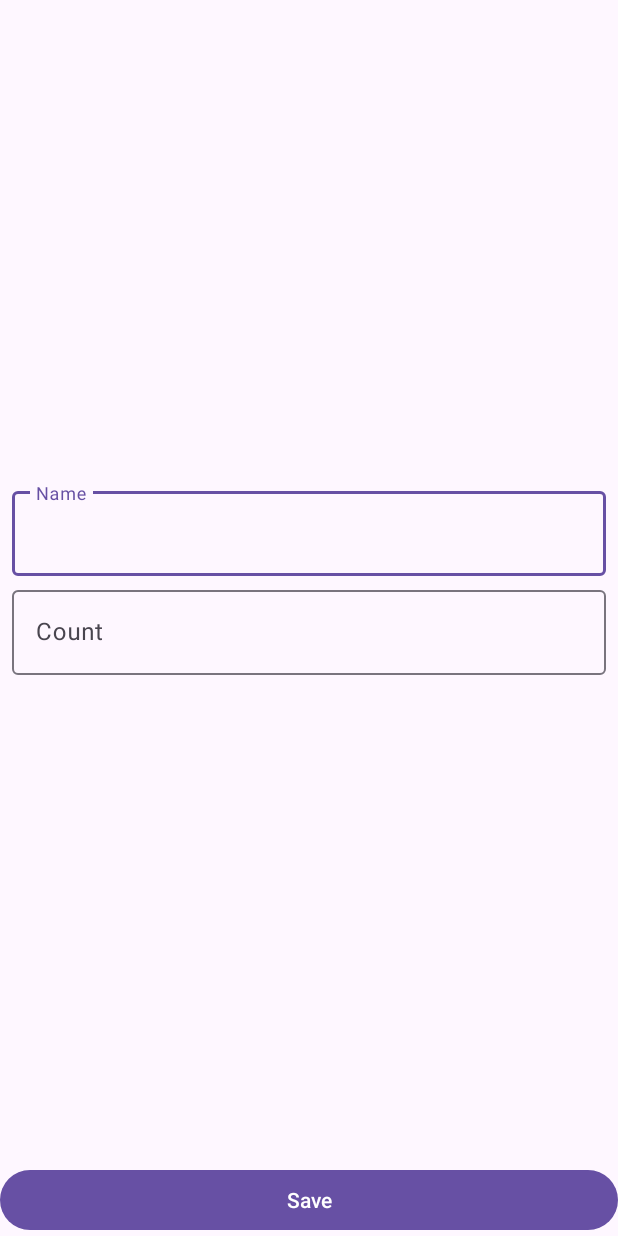
After one commit to psyrut1983/ShopList, an Android app: the ShopItemActivity screen opened directly, with no data from a screen before it, on a phone screen of 412 x 824 dp. The commit adds this screen. Run offline under Robolectric (Android 15) with nearby library versions, the phone set to English and light mode, and no system bars.

Commit message:
ShopItemViewModel

```diff
--- a/app/src/main/AndroidManifest.xml
+++ b/app/src/main/AndroidManifest.xml
@@ -13,6 +13,9 @@
         android:theme="@style/Theme.ShopList"
         tools:targetApi="31">
         <activity
+            android:name=".presentation.ShopItemActivity"
+            android:windowSoftInputMode="adjustResize" />
+        <activity
             android:name=".presentation.MainActivity"
             android:exported="true">
             <intent-filter>
--- a/app/src/main/java/com/example/shoplist/presentation/MainActivity.kt
+++ b/app/src/main/java/com/example/shoplist/presentation/MainActivity.kt
@@ -23,7 +23,7 @@ class MainActivity : AppCompatActivity() {
         setupRecyclerView()
         viewModel = ViewModelProvider(this)[MainViewModel::class.java]
         viewModel.shopList.observe(this) {
-            shopListAdapter.shopList = it
+            shopListAdapter.submitList(it)
         }
 
 
@@ -69,7 +69,7 @@ class MainActivity : AppCompatActivity() {
             }
 
             override fun onSwiped(viewHolder: RecyclerView.ViewHolder, direction: Int) {
-                val item = shopListAdapter.shopList[viewHolder.adapterPosition]
+                val item = shopListAdapter.currentList[viewHolder.adapterPosition]
                 viewModel.deleteShopItem(item)
             }
 
--- /dev/null
+++ b/app/src/main/java/com/example/shoplist/presentation/ShopItemActivity.kt
@@ -0,0 +1,12 @@
+package com.example.shoplist.presentation
+
+import androidx.appcompat.app.AppCompatActivity
+import android.os.Bundle
+import com.example.shoplist.R
+
+class ShopItemActivity : AppCompatActivity() {
+    override fun onCreate(savedInstanceState: Bundle?) {
+        super.onCreate(savedInstanceState)
+        setContentView(R.layout.activity_shop_item)
+    }
+}
--- /dev/null
+++ b/app/src/main/res/layout/activity_shop_item.xml
@@ -0,0 +1,62 @@
+<?xml version="1.0" encoding="utf-8"?>
+<androidx.constraintlayout.widget.ConstraintLayout xmlns:android="http://schemas.android.com/apk/res/android"
+    xmlns:app="http://schemas.android.com/apk/res-auto"
+    xmlns:tools="http://schemas.android.com/tools"
+    android:layout_width="match_parent"
+    android:layout_height="match_parent"
+    tools:context=".presentation.ShopItemActivity">
+
+
+    <com.google.android.material.textfield.TextInputLayout
+        android:id="@+id/til_name"
+        android:layout_width="0dp"
+        android:layout_height="wrap_content"
+        android:layout_marginStart="8dp"
+        android:layout_marginEnd="8dp"
+        android:layout_marginBottom="4dp"
+        app:layout_constraintBottom_toTopOf="@id/til_count"
+        app:layout_constraintEnd_toEndOf="parent"
+        app:layout_constraintStart_toStartOf="parent"
+        app:layout_constraintTop_toTopOf="parent"
+        app:layout_constraintVertical_chainStyle="packed">
+
+        <com.google.android.material.textfield.TextInputEditText
+            android:id="@+id/et_name"
+            android:layout_width="match_parent"
+            android:layout_height="wrap_content"
+            android:hint="Name"
+            android:inputType="textCapWords"/>
+
+    </com.google.android.material.textfield.TextInputLayout>
+
+    <com.google.android.material.textfield.TextInputLayout
+        android:id="@+id/til_count"
+        android:layout_width="0dp"
+        android:layout_height="wrap_content"
+        android:layout_marginStart="8dp"
+        android:layout_marginEnd="8dp"
+        android:layout_marginBottom="4dp"
+        app:layout_constraintEnd_toEndOf="parent"
+        app:layout_constraintStart_toStartOf="parent"
+        app:layout_constraintBottom_toTopOf="@+id/save_button"
+        app:layout_constraintTop_toBottomOf="@+id/til_name">
+
+        <com.google.android.material.textfield.TextInputEditText
+            android:id="@+id/et_count"
+            android:layout_width="match_parent"
+            android:layout_height="wrap_content"
+            android:hint="Count"
+            android:inputType="number"/>
+
+    </com.google.android.material.textfield.TextInputLayout>
+
+<Button
+    android:id="@+id/save_button"
+    android:layout_width="0dp"
+    android:layout_height="wrap_content"
+    android:text="Save"
+    app:layout_constraintBottom_toBottomOf="parent"
+    app:layout_constraintEnd_toEndOf="parent"
+    app:layout_constraintStart_toStartOf="parent"/>
+
+</androidx.constraintlayout.widget.ConstraintLayout>
```
Also changed, not shown: app/src/main/java/com/example/shoplist/presentation/ShopItemDiffCallBack.kt (added, +16 -0 lines), app/src/main/java/com/example/shoplist/presentation/ShopItemViewHolder.kt (added, +11 -0 lines), app/src/main/java/com/example/shoplist/presentation/ShopItemViewModel.kt (added, +73 -0 lines), app/src/main/java/com/example/shoplist/presentation/ShopListAdapter.kt (+4 -40 lines).
